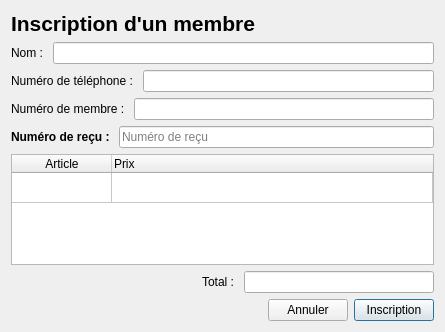
First picture: the form in GUI/inscription_membre.ui, repository samueldrouin/PyGuide, before the edit.
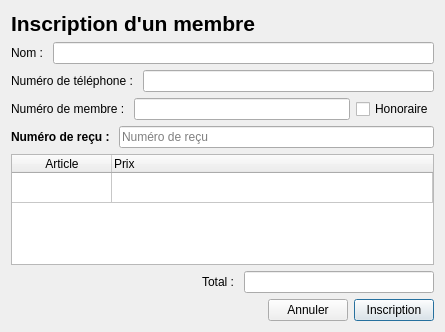
Second picture: the form after the edit.

Commit message: Membre honoraire support in Inscription Membre dialog

```diff
--- a/GUI/inscription_membre.ui
+++ b/GUI/inscription_membre.ui
@@ -80,6 +80,13 @@
        </property>
       </widget>
      </item>
+     <item>
+      <widget class="QCheckBox" name="chk_honoraire">
+       <property name="text">
+        <string>Honoraire</string>
+       </property>
+      </widget>
+     </item>
     </layout>
    </item>
    <item>
```
The commit also changes 2 other files.
